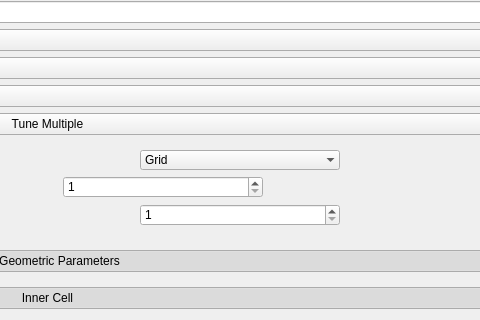
Dark-Elektron/CavityDesignHub, file ui_files/run_tune.ui: the form before one commit; both pictures show x 523 to 1003 and y 217 to 537 of the 1342 by 894 pixel window.
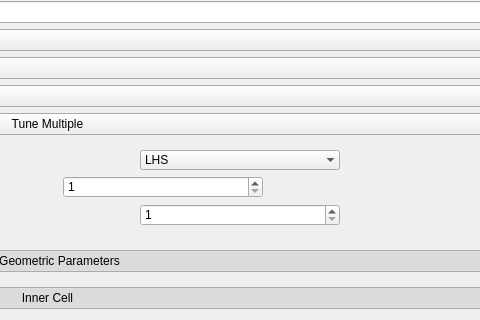
The form after the commit. The open tabs and pages were chosen to show the change. Icons and pictures are not drawn. Custom widgets are drawn as their Qt base class.

The edit to the form file:
```diff
--- a/ui_files/run_tune.ui
+++ b/ui_files/run_tune.ui
@@ -63,7 +63,7 @@
                 <x>0</x>
                 <y>0</y>
                 <width>676</width>
-                <height>1293</height>
+                <height>1568</height>
                </rect>
               </property>
               <property name="styleSheet">
@@ -635,11 +635,16 @@
                            <string>Shape space initialization method</string>
                           </property>
                           <property name="currentText">
-                           <string>Grid</string>
+                           <string>LHS</string>
                           </property>
                           <property name="frame">
                            <bool>false</bool>
                           </property>
+                          <item>
+                           <property name="text">
+                            <string>LHS</string>
+                           </property>
+                          </item>
                           <item>
                            <property name="text">
                             <string>Grid</string>
```
Left out of the diff: 6 changed lines with no effect on the pictures.
